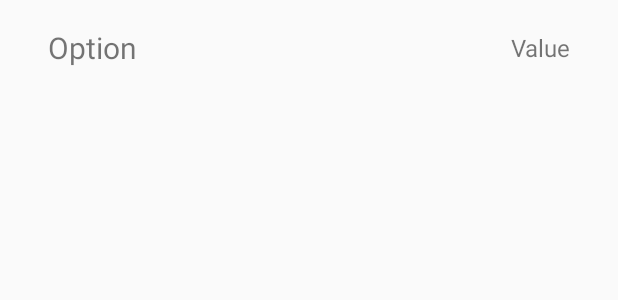
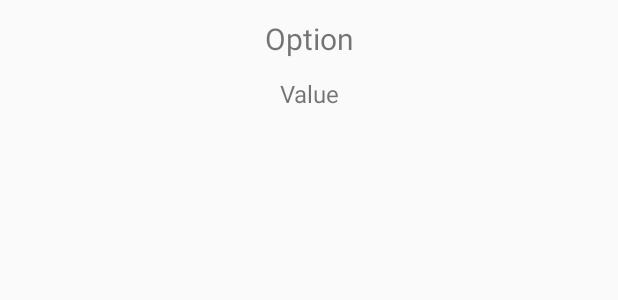
Before and after one commit to anjrew/CupOmaTic_Android, an Android app: the layout help_list_view_row.xml on its own in the app's theme, with its tools: preview values and no code run, on a phone screen of 412 x 824 dp. Shown: the top 300 px of the screen. Run offline under Robolectric (Android 15) with nearby library versions, the phone set to English and light mode, and no system bars.

Commit message:
15.7.2018 - 17:00
Finally got the help settings together

```diff
--- a/app/src/main/res/layout/activity_help.xml
+++ b/app/src/main/res/layout/activity_help.xml
@@ -27,7 +27,7 @@
     <ListView
         android:id="@+id/help_list_view"
         android:layout_width="match_parent"
-        android:layout_height="0dp"
+        android:layout_height="wrap_content"
         android:layout_marginEnd="20dp"
         android:layout_marginStart="20sp"
         android:layout_marginTop="10sp"
--- a/app/src/main/res/layout/help_list_view_row.xml
+++ b/app/src/main/res/layout/help_list_view_row.xml
@@ -1,36 +1,63 @@
 <RelativeLayout xmlns:android="http://schemas.android.com/apk/res/android"
+    android:id="@+id/row"
     android:layout_width="fill_parent"
-    android:layout_height="?android:attr/listPreferredItemHeight"
-    android:padding="6dip" >
+    android:layout_height="wrap_content"
+    android:padding="6dip">
 
 
     <TextView
         android:id="@+id/Option"
-        android:layout_width="wrap_content"
-        android:layout_height="fill_parent"
+        android:layout_width="match_parent"
+        android:layout_height="wrap_content"
+        android:layout_alignParentStart="true"
+        android:layout_marginEnd="20dp"
+        android:layout_marginStart="20dp"
+        android:gravity="center_vertical"
+        android:padding="6dip"
         android:text="Option"
-        android:gravity="center_vertical"
         android:textAlignment="center"
-        android:textSize="20sp"
-        android:padding="6dip"
-        android:layout_alignParentStart="true"
-        android:layout_marginStart="20dp"
-        />
+        android:textSize="20sp" />
+
+    <!--<TextView-->
+    <!--android:id="@+id/Option"-->
+    <!--android:layout_width="match_parent"-->
+    <!--android:layout_height="56dp"-->
+    <!--android:layout_alignParentStart="true"-->
+    <!--android:layout_alignParentTop="true"-->
+    <!--android:layout_marginEnd="25dp"-->
+    <!--android:layout_marginStart="25dp"-->
+    <!--android:gravity="center_vertical"-->
+    <!--android:padding="6dip"-->
+    <!--android:text="Option"-->
+    <!--android:textSize="20sp" />-->
+
 
     <TextView
         android:id="@+id/Value"
-        android:layout_width="wrap_content"
-        android:layout_height="fill_parent"
-        android:text="Value"
-        android:gravity="center_vertical"
-        android:textAlignment="center"
-        android:textSize="16sp"
-        android:padding="6dip"
+        android:layout_width="match_parent"
+        android:layout_height="wrap_content"
         android:layout_alignParentEnd="true"
         android:layout_marginEnd="20dp"
-        />
+        android:layout_marginStart="20dp"
+        android:gravity="center_vertical"
+        android:padding="6dip"
+        android:layout_below="@id/Option"
 
+        android:text="Value"
+        android:textAlignment="center"
+        android:textSize="16sp" />
 
+    <!--<TextView-->
+    <!--android:id="@+id/Value"-->
+    <!--android:layout_width="match_parent"-->
+    <!--android:layout_height="wrap_content"-->
+    <!--android:layout_below="@id/Option"-->
+    <!--android:layout_marginEnd="25dp"-->
+    <!--android:layout_marginStart="25dp"-->
+    <!--android:gravity="center_vertical"-->
+    <!--android:padding="6dip"-->
+    <!--android:text="Value"-->
+    <!--android:textSize="16sp" />-->
 
 
 </RelativeLayout>
```
